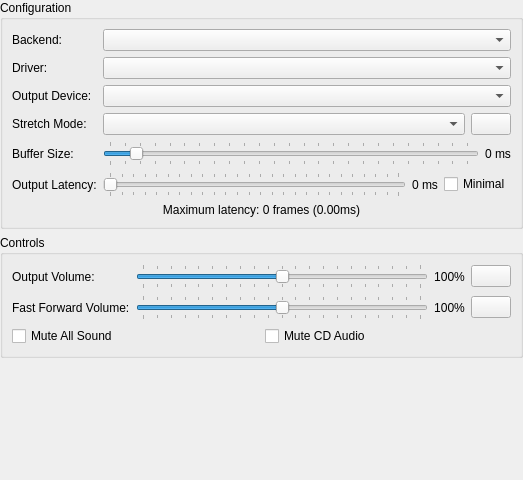
Above: src/duckstation-qt/audiosettingswidget.ui from stenzek/duckstation before the change. Below: the same form after it.
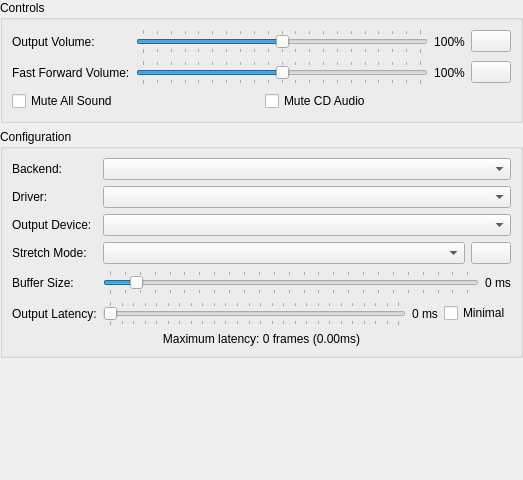
That is the form after the change. Icons and pictures are not drawn.

Commit message:
Qt: Order volume controls before audio backend configuration
Put the options that the user is more likely to change at the top.

```diff
--- a/src/duckstation-qt/audiosettingswidget.ui
+++ b/src/duckstation-qt/audiosettingswidget.ui
@@ -23,6 +23,137 @@
    <property name="bottomMargin">
     <number>0</number>
    </property>
+   <item>
+    <widget class="QGroupBox" name="groupBox_2">
+     <property name="title">
+      <string>Controls</string>
+     </property>
+     <layout class="QGridLayout" name="gridLayout_3">
+      <item row="0" column="0">
+       <widget class="QLabel" name="label_3">
+        <property name="text">
+         <string>Output Volume:</string>
+        </property>
+       </widget>
+      </item>
+      <item row="0" column="1">
+       <widget class="QSlider" name="volume">
+        <property name="maximum">
+         <number>200</number>
+        </property>
+        <property name="value">
+         <number>100</number>
+        </property>
+        <property name="orientation">
+         <enum>Qt::Orientation::Horizontal</enum>
+        </property>
+        <property name="tickPosition">
+         <enum>QSlider::TickPosition::TicksBothSides</enum>
+        </property>
+        <property name="tickInterval">
+         <number>10</number>
+        </property>
+       </widget>
+      </item>
+      <item row="0" column="2">
+       <widget class="QLabel" name="volumeLabel">
+        <property name="sizePolicy">
+         <sizepolicy hsizetype="Fixed" vsizetype="Preferred">
+          <horstretch>0</horstretch>
+          <verstretch>0</verstretch>
+         </sizepolicy>
+        </property>
+        <property name="text">
+         <string>100%</string>
+        </property>
+        <property name="alignment">
+         <set>Qt::AlignmentFlag::AlignCenter</set>
+        </property>
+       </widget>
+      </item>
+      <item row="0" column="3">
+       <widget class="QPushButton" name="resetVolume">
+        <property name="toolTip">
+         <string>Reset Output Volume</string>
+        </property>
+        <property name="icon">
+         <iconset theme="restart-line"/>
+        </property>
+       </widget>
+      </item>
+      <item row="1" column="0">
+       <widget class="QLabel" name="label_4">
+        <property name="text">
+         <string>Fast Forward Volume:</string>
+        </property>
+       </widget>
+      </item>
+      <item row="1" column="1">
+       <widget class="QSlider" name="fastForwardVolume">
+        <property name="maximum">
+         <number>200</number>
+        </property>
+        <property name="value">
+         <number>100</number>
+        </property>
+        <property name="orientation">
+         <enum>Qt::Orientation::Horizontal</enum>
+        </property>
+        <property name="tickPosition">
+         <enum>QSlider::TickPosition::TicksBothSides</enum>
+        </property>
+        <property name="tickInterval">
+         <number>10</number>
+        </property>
+       </widget>
+      </item>
+      <item row="1" column="2">
+       <widget class="QLabel" name="fastForwardVolumeLabel">
+        <property name="sizePolicy">
+         <sizepolicy hsizetype="Fixed" vsizetype="Preferred">
+          <horstretch>0</horstretch>
+          <verstretch>0</verstretch>
+         </sizepolicy>
+        </property>
+        <property name="text">
+         <string>100%</string>
+        </property>
+        <property name="alignment">
+         <set>Qt::AlignmentFlag::AlignCenter</set>
+        </property>
+       </widget>
+      </item>
+      <item row="1" column="3">
+       <widget class="QPushButton" name="resetFastForwardVolume">
+        <property name="toolTip">
+         <string>Reset Fast Forward Volume</string>
+        </property>
+        <property name="icon">
+         <iconset theme="restart-line"/>
+        </property>
+       </widget>
+      </item>
+      <item row="2" column="0" colspan="4">
+       <layout class="QGridLayout" name="gridLayout_2">
+        <item row="0" column="0">
+         <widget class="QCheckBox" name="muted">
+          <property name="text">
+           <string>Mute All Sound</string>
+          </property>
+         </widget>
+        </item>
+        <item row="0" column="1">
+         <widget class="QCheckBox" name="muteCDAudio">
+          <property name="text">
+           <string>Mute CD Audio</string>
+          </property>
+         </widget>
+        </item>
+       </layout>
+      </item>
+     </layout>
+    </widget>
+   </item>
    <item>
     <widget class="QGroupBox" name="groupBox">
      <property name="title">
@@ -204,137 +335,6 @@
      </layout>
     </widget>
    </item>
-   <item>
-    <widget class="QGroupBox" name="groupBox_2">
-     <property name="title">
-      <string>Controls</string>
-     </property>
-     <layout class="QGridLayout" name="gridLayout_3">
-      <item row="0" column="0">
-       <widget class="QLabel" name="label_3">
-        <property name="text">
-         <string>Output Volume:</string>
-        </property>
-       </widget>
-      </item>
-      <item row="0" column="1">
-       <widget class="QSlider" name="volume">
-        <property name="maximum">
-         <number>200</number>
-        </property>
-        <property name="value">
-         <number>100</number>
-        </property>
-        <property name="orientation">
-         <enum>Qt::Orientation::Horizontal</enum>
-        </property>
-        <property name="tickPosition">
-         <enum>QSlider::TickPosition::TicksBothSides</enum>
-        </property>
-        <property name="tickInterval">
-         <number>10</number>
-        </property>
-       </widget>
-      </item>
-      <item row="0" column="2">
-       <widget class="QLabel" name="volumeLabel">
-        <property name="sizePolicy">
-         <sizepolicy hsizetype="Fixed" vsizetype="Preferred">
-          <horstretch>0</horstretch>
-          <verstretch>0</verstretch>
-         </sizepolicy>
-        </property>
-        <property name="text">
-         <string>100%</string>
-        </property>
-        <property name="alignment">
-         <set>Qt::AlignmentFlag::AlignCenter</set>
-        </property>
-       </widget>
-      </item>
-      <item row="0" column="3">
-       <widget class="QPushButton" name="resetVolume">
-        <property name="toolTip">
-         <string>Reset Output Volume</string>
-        </property>
-        <property name="icon">
-         <iconset theme="restart-line"/>
-        </property>
-       </widget>
-      </item>
-      <item row="1" column="0">
-       <widget class="QLabel" name="label_4">
-        <property name="text">
-         <string>Fast Forward Volume:</string>
-        </property>
-       </widget>
-      </item>
-      <item row="1" column="1">
-       <widget class="QSlider" name="fastForwardVolume">
-        <property name="maximum">
-         <number>200</number>
-        </property>
-        <property name="value">
-         <number>100</number>
-        </property>
-        <property name="orientation">
-         <enum>Qt::Orientation::Horizontal</enum>
-        </property>
-        <property name="tickPosition">
-         <enum>QSlider::TickPosition::TicksBothSides</enum>
-        </property>
-        <property name="tickInterval">
-         <number>10</number>
-        </property>
-       </widget>
-      </item>
-      <item row="1" column="2">
-       <widget class="QLabel" name="fastForwardVolumeLabel">
-        <property name="sizePolicy">
-         <sizepolicy hsizetype="Fixed" vsizetype="Preferred">
-          <horstretch>0</horstretch>
-          <verstretch>0</verstretch>
-         </sizepolicy>
-        </property>
-        <property name="text">
-         <string>100%</string>
-        </property>
-        <property name="alignment">
-         <set>Qt::AlignmentFlag::AlignCenter</set>
-        </property>
-       </widget>
-      </item>
-      <item row="1" column="3">
-       <widget class="QPushButton" name="resetFastForwardVolume">
-        <property name="toolTip">
-         <string>Reset Fast Forward Volume</string>
-        </property>
-        <property name="icon">
-         <iconset theme="restart-line"/>
-        </property>
-       </widget>
-      </item>
-      <item row="2" column="0" colspan="4">
-       <layout class="QGridLayout" name="gridLayout_2">
-        <item row="0" column="0">
-         <widget class="QCheckBox" name="muted">
-          <property name="text">
-           <string>Mute All Sound</string>
-          </property>
-         </widget>
-        </item>
-        <item row="0" column="1">
-         <widget class="QCheckBox" name="muteCDAudio">
-          <property name="text">
-           <string>Mute CD Audio</string>
-          </property>
-         </widget>
-        </item>
-       </layout>
-      </item>
-     </layout>
-    </widget>
-   </item>
    <item>
     <spacer name="verticalSpacer">
      <property name="orientation">
```
